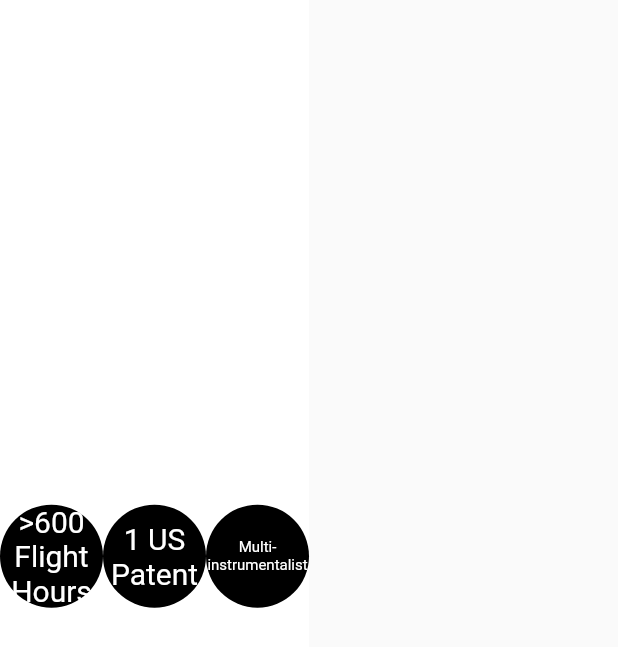
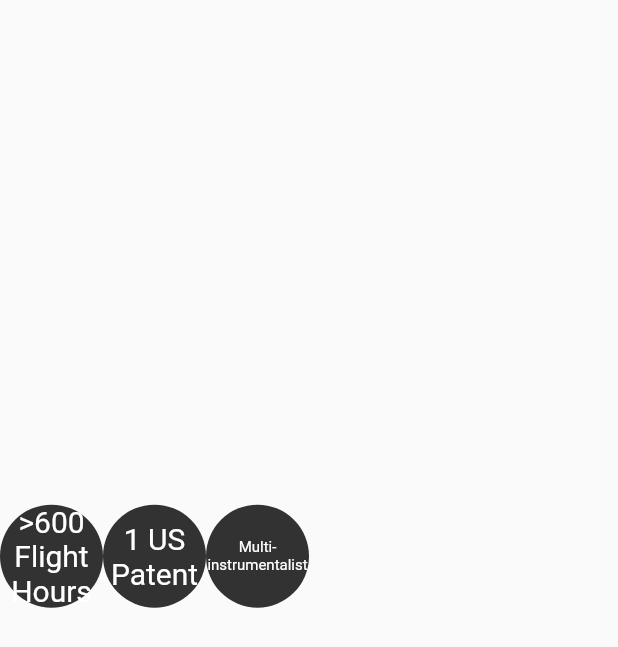
Before and after one commit to hadaes/personalWebsite, a Flutter app: the Infographics widget shown alone on an empty page, opened directly, on a phone screen of 412 x 824 dp. Shown: the top 647 px of the screen. Run offline on Flutter 3.47's test engine with Material 2 defaults, Android fonts, the phone set to English and light mode, and no system bars; drawn by our look-alikes of auto_size_text; our stand-ins replace flutter_icons.

Commit message:
Changed to material design and changed colors

```diff
--- a/lib/widgets/infographics.dart
+++ b/lib/widgets/infographics.dart
@@ -1,4 +1,4 @@
-import "package:flutter/cupertino.dart";
+import "package:flutter/material.dart";
 import "package:auto_size_text/auto_size_text.dart";
 
 class Infographics extends StatefulWidget {
@@ -12,7 +12,7 @@ class _InfographicsState extends State<Infographics> {
     return Stack(
       children: <Widget>[
         Container(
-          color: CupertinoColors.white,
+          color: Colors.transparent,
           height: MediaQuery.of(context).size.height * 0.9,
           width: MediaQuery.of(context).size.width * 0.5,
         ),
@@ -25,7 +25,7 @@ class _InfographicsState extends State<Infographics> {
                 child: Container(
                   height: MediaQuery.of(context).size.height * 0.35,
                   decoration: BoxDecoration(
-                    color: CupertinoColors.black,
+                    color: Colors.black.withOpacity(0.8),
                     shape: BoxShape.circle,
                   ),
                   child: Center(
@@ -36,7 +36,7 @@ class _InfographicsState extends State<Infographics> {
                         ">600 Flight Hours",
                         textAlign: TextAlign.center,
                         style: TextStyle(
-                          color: CupertinoColors.white,
+                          color: Colors.white,
                         ),
                         maxFontSize: 25.0,
                         presetFontSizes: [25.0, 20.0, 15.0, 10.0],
@@ -58,7 +58,7 @@ class _InfographicsState extends State<Infographics> {
                         "1 US Patent",
                         textAlign: TextAlign.center,
                         style: TextStyle(
-                          color: CupertinoColors.white,
+                          color: Colors.white,
                         ),
                         maxFontSize: 25.0,
                         presetFontSizes: [25.0, 20.0, 15.0, 10.0],
@@ -67,7 +67,7 @@ class _InfographicsState extends State<Infographics> {
                     ),
                   ),
                   decoration: BoxDecoration(
-                    color: CupertinoColors.black,
+                    color: Colors.black.withOpacity(0.8),
                     shape: BoxShape.circle,
                   ),
                 ),
@@ -84,7 +84,7 @@ class _InfographicsState extends State<Infographics> {
                         "Multi-instrumentalist",
                         textAlign: TextAlign.center,
                         style: TextStyle(
-                          color: CupertinoColors.white,
+                          color: Colors.white,
                         ),
                         maxFontSize: 25.0,
                         presetFontSizes: [25.0, 20.0, 15.0, 10.0],
@@ -93,7 +93,7 @@ class _InfographicsState extends State<Infographics> {
                     ),
                   ),
                   decoration: BoxDecoration(
-                    color: CupertinoColors.black,
+                    color: Colors.black.withOpacity(0.8),
                     shape: BoxShape.circle,
                   ),
                 ),
```
